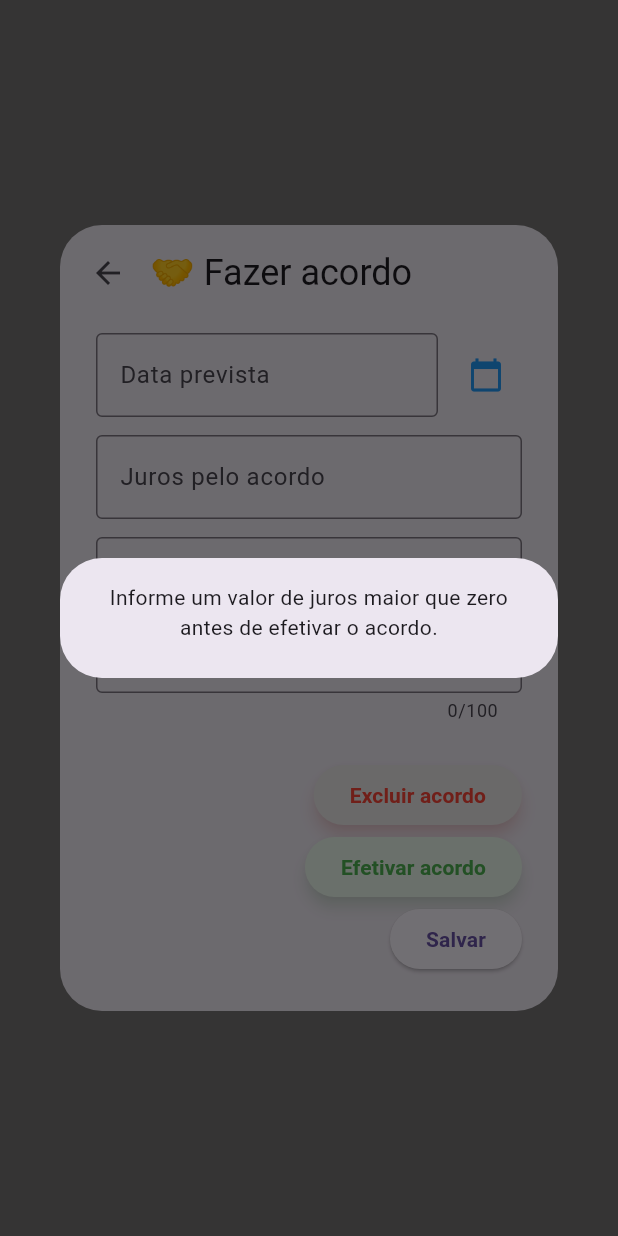
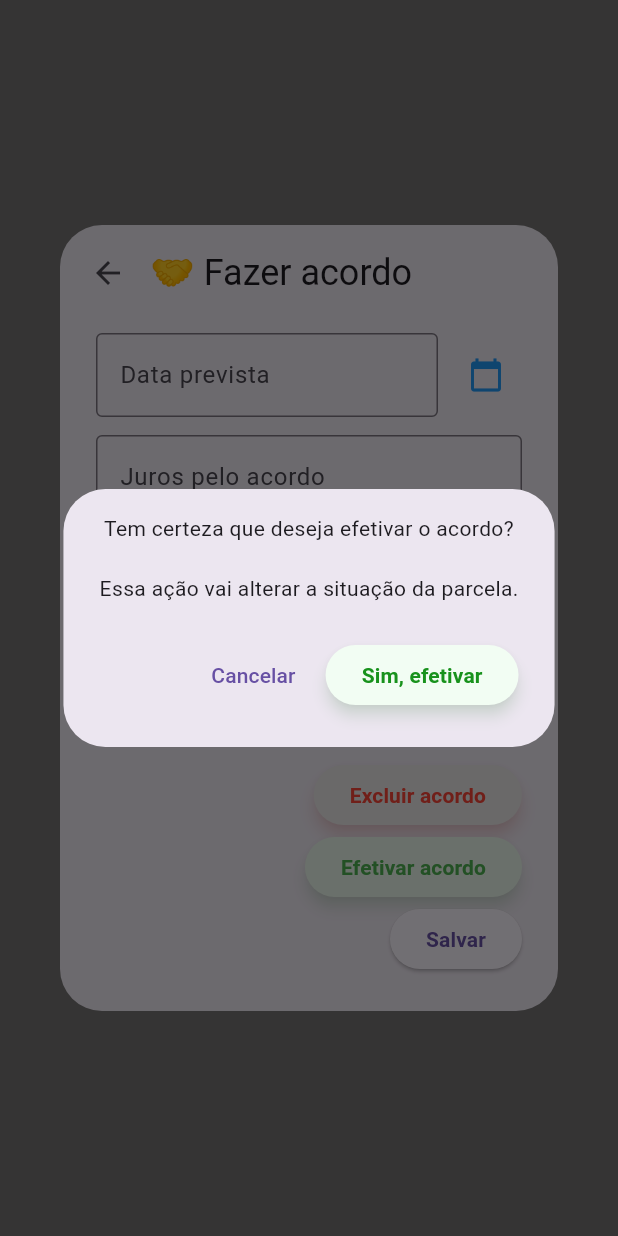
Before and after one commit to Cortexautocom/agiota-online, a Flutter app: what abrirAcordoDialog() shows on an empty page, opened directly with empty values, after a tap on "Efetivar acordo", on a phone screen of 412 x 824 dp. Run offline on Flutter 3.47's test engine with Material 3 defaults, Android fonts, the phone set to English and light mode, and no system bars; our stand-ins replace flutter_dotenv, mask_text_input_formatter, shared_preferences, supabase_flutter; accounts and stored records are empty.

Commit message:
Aperfeiçoando acordo_dialog

```diff
--- a/lib/acordo_dialog.dart
+++ b/lib/acordo_dialog.dart
@@ -56,11 +56,11 @@ Future<bool?> abrirAcordoDialog(
   }
 
   // 🔹 Calcula juros automaticamente se já houver data inicial
-  if (dataInicial != null) {
+  /*if (dataInicial != null) {
     WidgetsBinding.instance.addPostFrameCallback((_) {
       _calcularJurosAutomaticos();
     });
-  }
+  }*/
 
   final resultado = await showDialog<bool>(
     context: context,
@@ -205,18 +205,6 @@ Future<bool?> abrirAcordoDialog(
         FilledButton.tonal(
           onPressed: () async {
             final jurosAcordo = _parseMoeda(jurosCtrl.text.trim());
-            if (jurosAcordo <= 0) {
-              await showDialog(
-                context: context,
-                builder: (ctx) => const AlertDialog(
-                  content: Text(
-                    "Informe um valor de juros maior que zero antes de efetivar o acordo.",
-                    textAlign: TextAlign.center,
-                  ),
-                ),
-              );
-              return;
-            }
 
             final confirmar = await showDialog<bool>(
               context: context,
@@ -331,18 +319,6 @@ Future<bool?> abrirAcordoDialog(
         ElevatedButton(
           onPressed: () async {
             final jurosAcordo = _parseMoeda(jurosCtrl.text.trim());
-            if (jurosAcordo <= 0) {
-              await showDialog(
-                context: context,
-                builder: (ctx) => const AlertDialog(
-                  content: Text(
-                    "Informe um valor de juros maior que zero.",
-                    textAlign: TextAlign.center,
-                  ),
-                ),
-              );
-              return;
-            }
 
             if (dataCtrl.text.isEmpty) {
               await showDialog(
```
Also changed, not shown: lib/parcelas_table.dart (+18 -5 lines).
